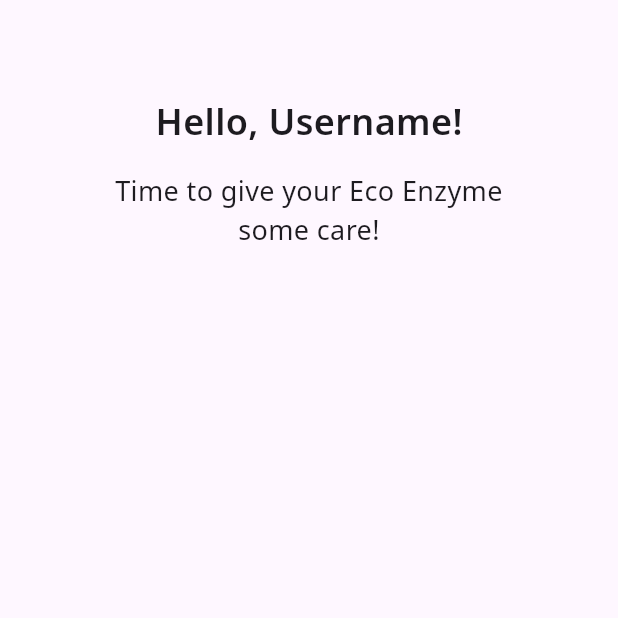
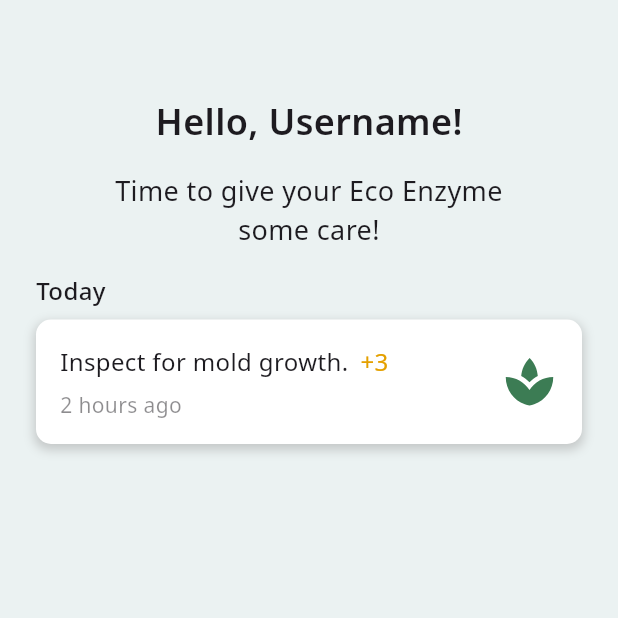
Before and after one commit to kensunjaya/ReBio, a Flutter app: the screen it shows once a user with an empty profile is signed in, on a phone screen of 412 x 824 dp, the top half of it. Run offline on Flutter 3.47's test engine with Material 3 defaults, Android fonts, the light colour scheme and no system bars; our stand-ins replace cloud_firestore, firebase_auth, firebase_core, flutter_svg, google_fonts; accounts and stored records are empty.

Commit message:
set up theme

```diff
--- a/lib/pages/recommendation.dart
+++ b/lib/pages/recommendation.dart
@@ -1,5 +1,7 @@
 import 'package:flutter/material.dart';
+import 'package:flutter_svg/flutter_svg.dart';
 import 'package:google_fonts/google_fonts.dart';
+import 'package:rebio/theme/constants.dart';
 
 class Recommendation extends StatefulWidget {
   const Recommendation({super.key});
@@ -12,6 +14,7 @@ class _RecommendationState extends State<Recommendation> {
   @override
   Widget build(BuildContext context) {
     return Scaffold(
+      backgroundColor: bg,
       body: Padding(
         padding: EdgeInsets.only(top: 64.0),
         child: Center(
@@ -29,10 +32,87 @@ class _RecommendationState extends State<Recommendation> {
                   child: Text("Time to give your Eco Enzyme some care!", style: GoogleFonts.notoSans(fontSize: 18), textAlign: TextAlign.center,)
                 )
               ),
-              Column(
-                children: [
+              Padding(
+                padding: EdgeInsets.only(left: 24, right: 24),
+                child: Column(
+                  crossAxisAlignment: CrossAxisAlignment.start,
+                  children: [
+                    Text(
+                      "Today",
+                      style: GoogleFonts.notoSans(fontSize: 16, fontWeight: FontWeight.w500),
+                      textAlign: TextAlign.left,
+                    ),
+                    Padding(padding: EdgeInsets.only(bottom: 8.0)),
+                    SizedBox(
+                      child: Container(
+                        width: double.infinity,
+                        decoration: BoxDecoration(
+                          color: Colors.white,
+                          borderRadius: BorderRadius.circular(10),
+                          boxShadow: [
+                            BoxShadow(
+                              color: Colors.grey.withValues(
+                                alpha: 0.5,
+                              ),
+                              spreadRadius: 1,
+                              blurRadius: 5,
+                              offset: Offset(0, 3), // changes position of shadow
+                            ),
+                          ],
+                        ),
+                        child: Padding(
+                          padding: EdgeInsets.all(16),
+                          child: Row(
+                            mainAxisAlignment: MainAxisAlignment.spaceBetween,
+                            children: [
+                              Column(
+                                crossAxisAlignment: CrossAxisAlignment.start,
+                                children: [
+                                  Row(
+                                    children: [
+                                      Text(
+                                        "Inspect for mold growth.",
+                                        style: GoogleFonts.notoSans(fontSize: 16),
+                                        textAlign: TextAlign.left,
+                                      ),
+                                      Padding(
+                                        padding: EdgeInsets.only(left: 8.0),
+                                        child: Text(
+                                          "+3",
+                                          style: GoogleFonts.notoSans(fontSize: 16, color: yellowPoint),
+                                        )
+                                      )
 
-                ]
+                                    ]
+                                  ),
+
+                                  Padding(
+                                    padding: EdgeInsets.only(top: 8.0),
+                                    child: Opacity(
+                                      opacity: 0.5,
+                                      child: Text(
+                                        "2 hours ago",
+                                        style: GoogleFonts.notoSans(fontSize: 14),
+                                        textAlign: TextAlign.left,
+                                      ),
+                                    ),
+                                  )
+                                ],
+                              ),
+                              SvgPicture.asset(
+                                'assets/mold.svg',
+                                colorFilter: ColorFilter.mode(
+                                  primary,
+                                  BlendMode.srcIn,
+                                )
+                              ),
+                            ]
+                          )
+                        ),
+                      )
+                    )
+                  ]
+                )
               )
             ]
           )
--- /dev/null
+++ b/lib/theme/constants.dart
@@ -0,0 +1,5 @@
+import 'package:flutter/material.dart';
+
+const Color bg = Color(0xFFEBF2F2);
+const Color primary = Color(0xFF3C7C54);
+const Color yellowPoint = Color(0xFFE4A000);
--- a/pubspec.yaml
+++ b/pubspec.yaml
@@ -1,6 +1,6 @@
 name: rebio
 description: "A new Flutter project."
-publish_to: 'none'
+publish_to: "none"
 version: 0.1.0
 
 environment:
@@ -13,6 +13,7 @@ dependencies:
   firebase_auth: ^5.5.4
   cloud_firestore: ^5.6.8
   google_fonts: ^6.2.1
+  flutter_svg: ^2.1.0
 
 dev_dependencies:
   flutter_test:
@@ -21,3 +22,5 @@ dev_dependencies:
 
 flutter:
   uses-material-design: true
+  assets:
+    - assets/mold.svg
```
Also changed, not shown: assets/mold.svg (added), pubspec.lock.
